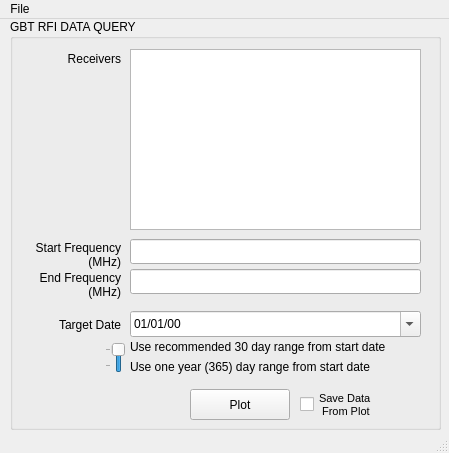
mahmoud-hallak/gbt-rfi-gui, file gbt_rfi_gui/RFI_GUI.ui: the form before one commit.
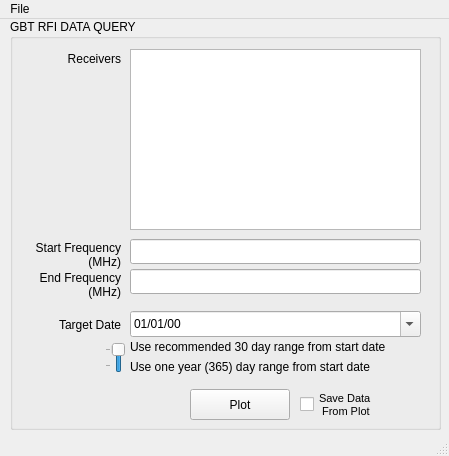
The form after the commit.

Commit message: Setting absolute position of the windows

Patch:
```diff
--- a/gbt_rfi_gui/RFI_GUI.ui
+++ b/gbt_rfi_gui/RFI_GUI.ui
@@ -7,7 +7,7 @@
     <x>0</x>
     <y>0</y>
     <width>449</width>
-    <height>453</height>
+    <height>456</height>
    </rect>
   </property>
   <property name="windowTitle">
```
The commit also changes 1 other file.
